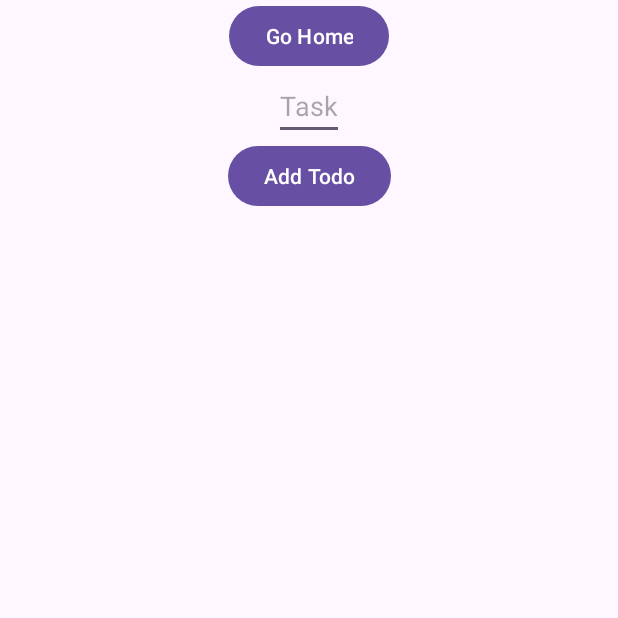
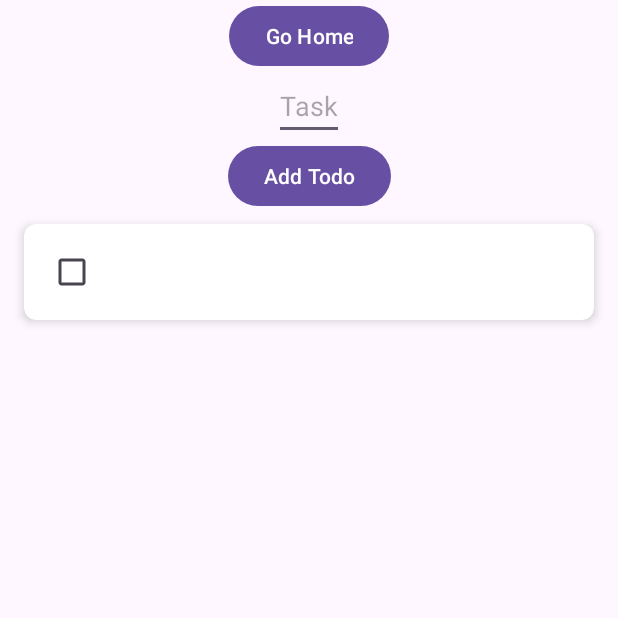
Before and after one commit to maxxu123456/college-scheduler, an Android app: the TodoActivity screen opened directly, with no data from a screen before it, after a tap on "Add Todo", on a phone screen of 412 x 824 dp, the top half of it. Run offline under Robolectric (Android 15) with nearby library versions, the phone set to English and light mode, and no system bars; our stand-ins replace Room's generated code, data binding; 3 statements that could not run were skipped.

Commit message:
todo checkbox?

```diff
--- a/app/src/main/java/com/example/collegescheduler/Activities/TodoActivity.java
+++ b/app/src/main/java/com/example/collegescheduler/Activities/TodoActivity.java
@@ -4,6 +4,7 @@ import androidx.appcompat.app.AppCompatActivity;
 import androidx.databinding.DataBindingUtil;
 import androidx.lifecycle.Observer;
 import androidx.lifecycle.ViewModelProvider;
+import androidx.recyclerview.widget.ItemTouchHelper;
 import androidx.recyclerview.widget.LinearLayoutManager;
 import androidx.recyclerview.widget.RecyclerView;
 
@@ -39,6 +40,7 @@ public class TodoActivity extends AppCompatActivity {
     private ArrayList<Todo> todoArrayList = new ArrayList<>();
 
     private TodoAdapter todoAdapter;
+
 
     private ActivityTodoBinding todoBinding;
 
@@ -97,7 +99,6 @@ public class TodoActivity extends AppCompatActivity {
                 startActivity(i);
             }
         });
-
     }
 
 }
--- a/app/src/main/java/com/example/collegescheduler/entities/Todo.java
+++ b/app/src/main/java/com/example/collegescheduler/entities/Todo.java
@@ -40,7 +40,7 @@ public class Todo {
         this.todoTask = todoTask;
     }
 
-    public boolean isTodoStatus() {
+    public boolean getTodoStatus() {
         return todoStatus;
     }
 
--- a/app/src/main/res/layout/todo_list_item.xml
+++ b/app/src/main/res/layout/todo_list_item.xml
@@ -5,25 +5,28 @@
     xmlns:android="http://schemas.android.com/apk/res/android">
 
     <data>
-
         <variable
             name="todo"
             type="com.example.collegescheduler.entities.Todo" />
     </data>
+    <androidx.cardview.widget.CardView
+        android:layout_width="match_parent"
+        android:layout_height="wrap_content"
+        app:cardElevation="4dp"
+        app:cardCornerRadius="8dp"
+        android:layout_marginHorizontal="16dp"
+        android:layout_marginVertical="8dp">
 
-    <androidx.constraintlayout.widget.ConstraintLayout
-        android:layout_width="wrap_content"
-        android:layout_height="wrap_content">
-
-        <TextView
-            android:id="@+id/todoItemText"
+        <RelativeLayout
             android:layout_width="wrap_content"
             android:layout_height="wrap_content"
-            android:text="@{todo.todoTask + `, Checked: `+ (todo.todoStatus ? `Yes` : `No`)}"
-            app:layout_constraintEnd_toEndOf="parent"
-            app:layout_constraintStart_toStartOf="parent"
-            app:layout_constraintTop_toTopOf="parent" />
-
-
-    </androidx.constraintlayout.widget.ConstraintLayout>
+            android:padding="8dp">
+            <CheckBox
+                android:id="@+id/todoCheckBox"
+                android:layout_width="wrap_content"
+                android:layout_height="wrap_content"
+                android:text="@{todo.getTodoTask}">
+            </CheckBox>
+        </RelativeLayout>
+    </androidx.cardview.widget.CardView>
 </layout>
```
Also changed, not shown: app/src/main/java/com/example/collegescheduler/Adapters/TodoAdapter.java (+11 -0 lines).
